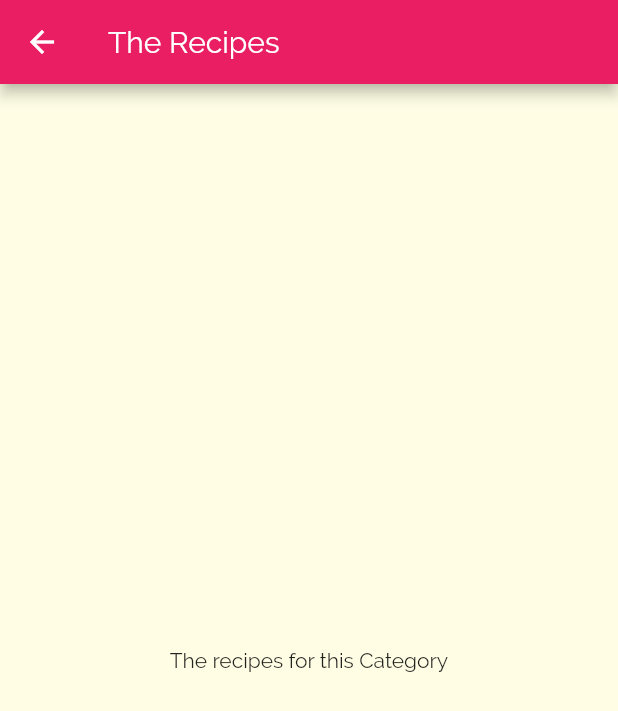
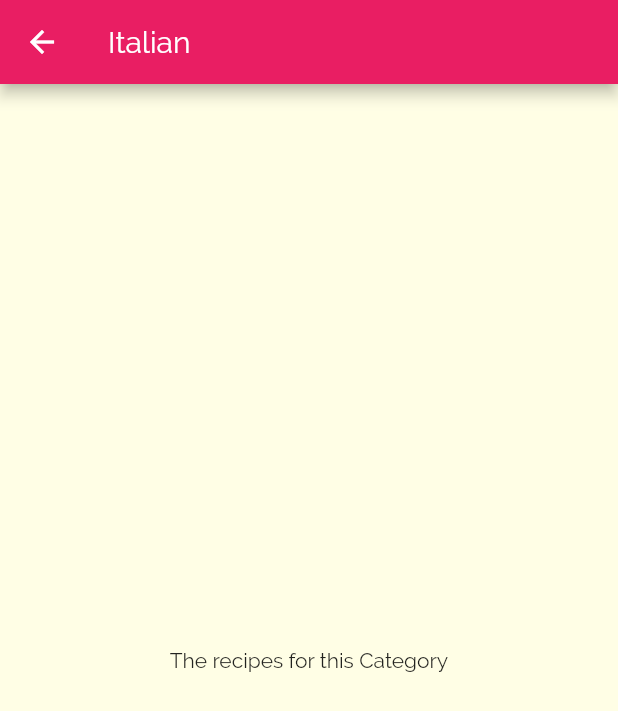
Before and after one commit to enricobragastini/meals_app, a Flutter app: the screen it shows after launch, after a tap on "Italian", on a phone screen of 412 x 824 dp. Shown: the top 711 px of the screen. Run offline on Flutter 3.47's test engine with Material 2 defaults, Android fonts, the phone set to English and light mode, and no system bars.

Commit message:
lezione163

```diff
--- a/lib/categories_screen.dart
+++ b/lib/categories_screen.dart
@@ -13,7 +13,8 @@ class CategoriesScreen extends StatelessWidget {
       body: GridView(
         padding: const EdgeInsets.all(25),
         children: DUMMY_CATEGORIES.map((catData) {
-          return CategoryItem(title: catData.title, color: catData.color);
+          return CategoryItem(
+              id: catData.id, title: catData.title, color: catData.color);
         }).toList(),
         gridDelegate: const SliverGridDelegateWithMaxCrossAxisExtent(
             maxCrossAxisExtent: 200, // max width of tile elements
--- a/lib/category_item.dart
+++ b/lib/category_item.dart
@@ -1,15 +1,21 @@
 import 'package:flutter/material.dart';
+
 import 'package:meals/category_meals_screen.dart';
 
 class CategoryItem extends StatelessWidget {
+  final String id;
   final String title;
   final Color color;
 
-  const CategoryItem({required this.title, required this.color});
+  const CategoryItem(
+      {required this.id, required this.title, required this.color});
 
   void selectCategory(BuildContext ctx) {
     Navigator.of(ctx).push(MaterialPageRoute(builder: (_) {
-      return CategoryMealScreen();
+      return CategoryMealScreen(
+        categoryId: id,
+        categoryTitle: title,
+      );
     }));
   }
 
--- a/lib/category_meals_screen.dart
+++ b/lib/category_meals_screen.dart
@@ -1,10 +1,17 @@
 import 'package:flutter/material.dart';
 
 class CategoryMealScreen extends StatelessWidget {
+  final String categoryId;
+  final String categoryTitle;
+
+  const CategoryMealScreen(
+      {Key? key, required this.categoryId, required this.categoryTitle})
+      : super(key: key);
+
   @override
   Widget build(BuildContext context) {
     return Scaffold(
-        appBar: AppBar(title: const Text("The Recipes")),
+        appBar: AppBar(title: Text(categoryTitle)),
         body: const Center(
           child: Text("The recipes for this Category"),
         ));
```
